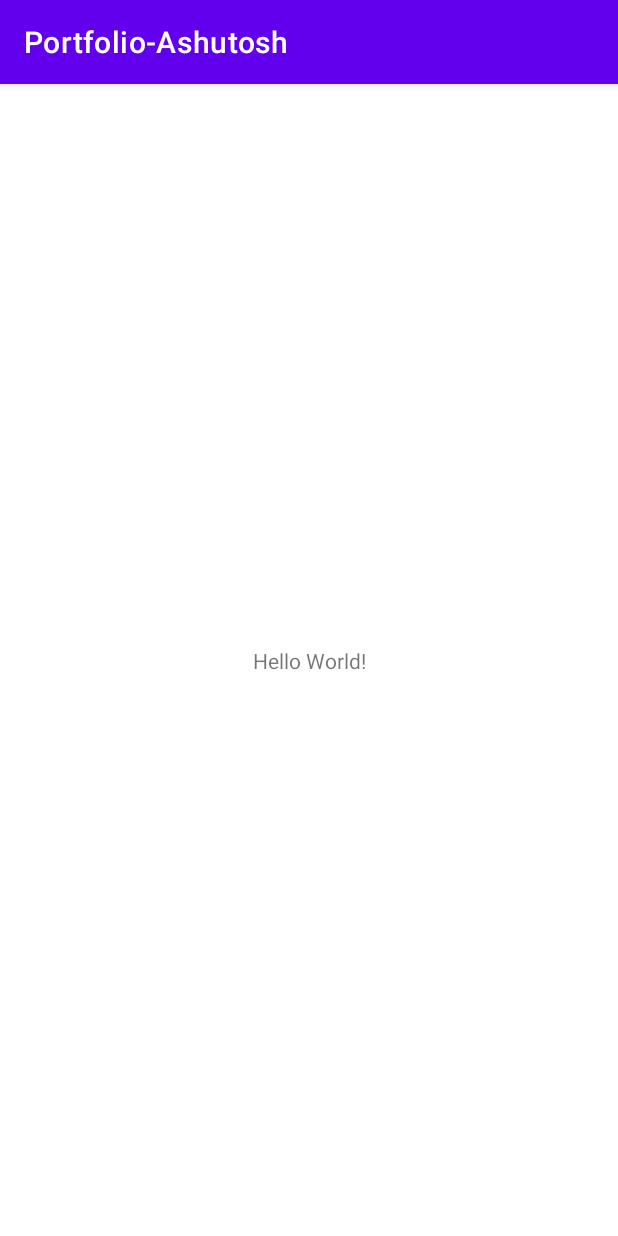
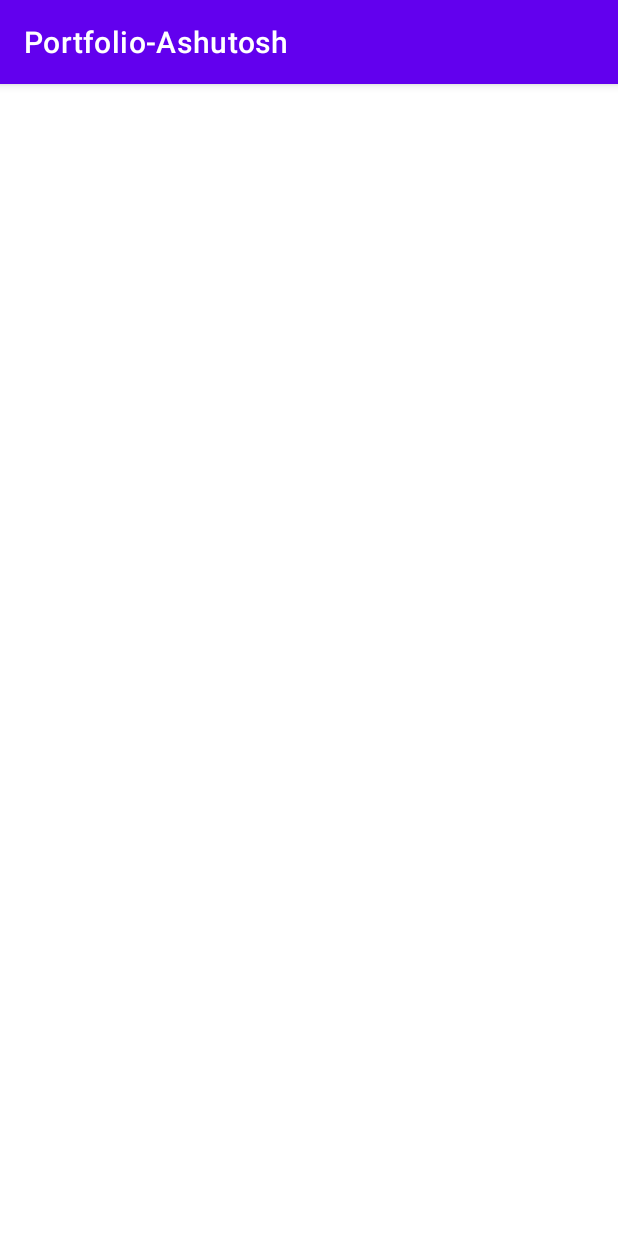
Before and after one commit to yellowHatpro/Portfolio, an Android app: the screen it shows after launch (MainActivity), on a phone screen of 412 x 824 dp. Run offline under Robolectric (Android 15) with nearby library versions, the phone set to English and light mode, and no system bars; 1 statement that could not run was skipped.

Commit message:
project level declaration

```diff
--- a/my-portfolio-app/app/src/main/java/org/yellowhatpro/portfolio_ashutosh/App.kt
+++ b/my-portfolio-app/app/src/main/java/org/yellowhatpro/portfolio_ashutosh/App.kt
@@ -1,6 +1,8 @@
 package org.yellowhatpro.portfolio_ashutosh
 
 import android.app.Application
+import dagger.hilt.android.HiltAndroidApp
 
+@HiltAndroidApp
 class App : Application() {
 }
--- a/my-portfolio-app/app/src/main/java/org/yellowhatpro/portfolio_ashutosh/ui/MainActivity.kt
+++ b/my-portfolio-app/app/src/main/java/org/yellowhatpro/portfolio_ashutosh/ui/MainActivity.kt
@@ -2,11 +2,14 @@ package org.yellowhatpro.portfolio_ashutosh.ui
 
 import androidx.appcompat.app.AppCompatActivity
 import android.os.Bundle
-import org.yellowhatpro.portfolio_ashutosh.R
+import androidx.activity.compose.setContent
 
 class MainActivity : AppCompatActivity() {
     override fun onCreate(savedInstanceState: Bundle?) {
         super.onCreate(savedInstanceState)
-        setContentView(R.layout.activity_main)
+        setContent{
+
+        }
+
     }
 }
--- a/my-portfolio-app/app/src/main/res/layout/activity_main.xml
+++ /dev/null
@@ -1,18 +0,0 @@
-<?xml version="1.0" encoding="utf-8"?>
-<androidx.constraintlayout.widget.ConstraintLayout xmlns:android="http://schemas.android.com/apk/res/android"
-    xmlns:app="http://schemas.android.com/apk/res-auto"
-    xmlns:tools="http://schemas.android.com/tools"
-    android:layout_width="match_parent"
-    android:layout_height="match_parent"
-    tools:context=".ui.MainActivity">
-
-    <TextView
-        android:layout_width="wrap_content"
-        android:layout_height="wrap_content"
-        android:text="Hello World!"
-        app:layout_constraintBottom_toBottomOf="parent"
-        app:layout_constraintLeft_toLeftOf="parent"
-        app:layout_constraintRight_toRightOf="parent"
-        app:layout_constraintTop_toTopOf="parent" />
-
-</androidx.constraintlayout.widget.ConstraintLayout>
--- a/my-portfolio-app/build.gradle
+++ b/my-portfolio-app/build.gradle
@@ -1,9 +1,13 @@
 // Top-level build file where you can add configuration options common to all sub-projects/modules.
+
 plugins {
     id 'com.android.application' version '7.1.0' apply false
     id 'com.android.library' version '7.1.0' apply false
     id 'org.jetbrains.kotlin.android' version '1.6.10' apply false
+    id 'com.google.dagger.hilt.android' version '2.41' apply false
+
 }
+
 
 task clean(type: Delete) {
     delete rootProject.buildDir
```
Also changed, not shown: my-portfolio-app/app/build.gradle (+30 -1 lines), 1 other file.
